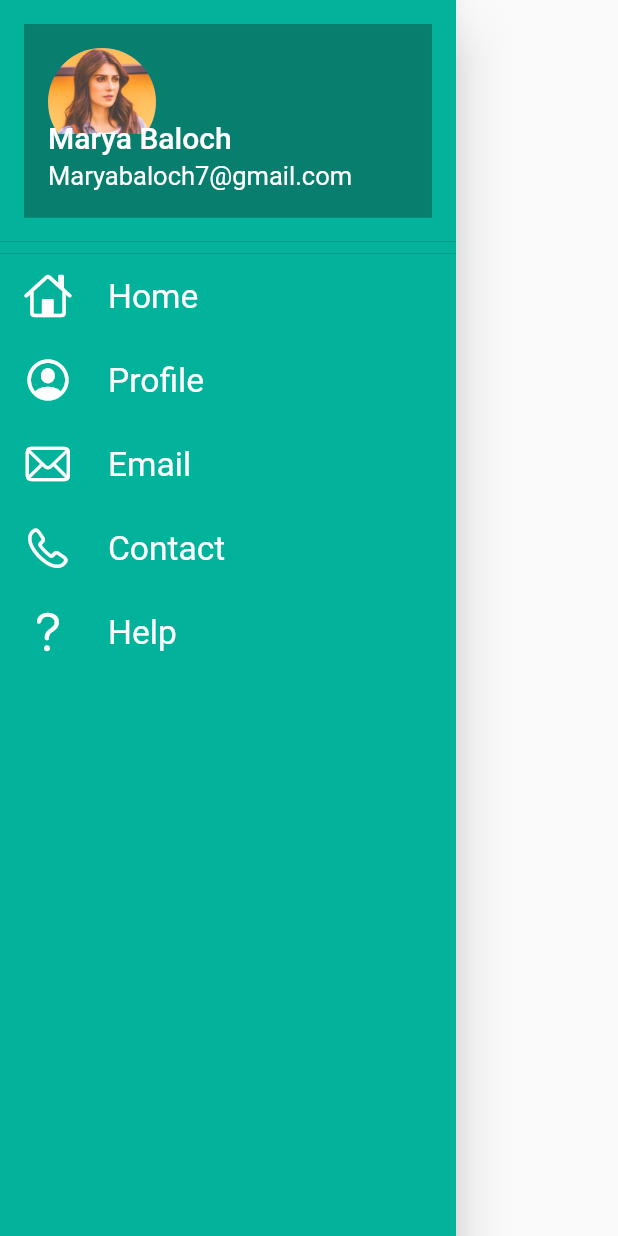
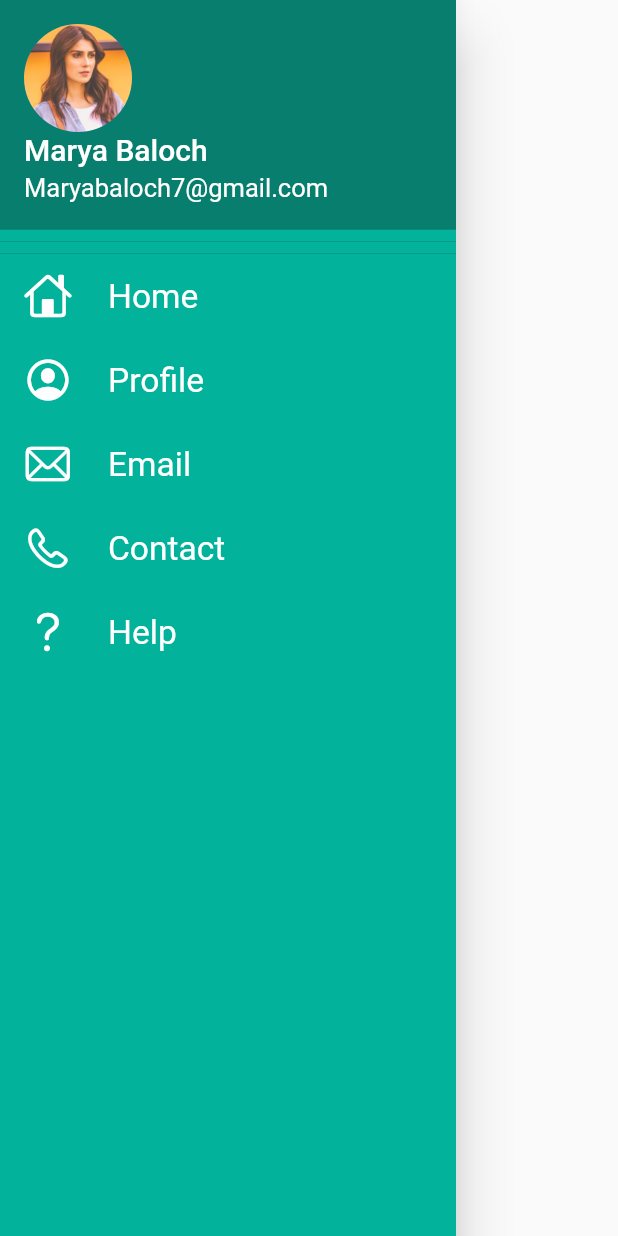
Before and after one commit to MaryaBaloch20/login_signup_ui_flutter, a Flutter app: the MyDrawer widget shown alone on an empty page, opened directly, on a phone screen of 412 x 824 dp. Run offline on Flutter 3.47's test engine with Material 2 defaults, Android fonts, the phone set to English and light mode, and no system bars.

Commit message:
drawer edited

```diff
--- a/lib/widgets/drawer.dart
+++ b/lib/widgets/drawer.dart
@@ -13,7 +13,7 @@ class MyDrawer extends StatelessWidget {
         //padding: const EdgeInsets.all(0.0),
         children: const [
           DrawerHeader(
-              // padding: EdgeInsets.all(0.0),
+              padding: EdgeInsets.all(0.0),
               child: UserAccountsDrawerHeader(
                 decoration: BoxDecoration(
                   color: Color.fromARGB(255, 7, 126, 110),
```
Lines whose indentation alone changed are shown as unchanged.
